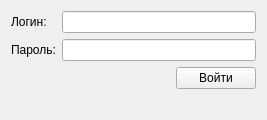
First picture: the form in ui_files/admin_sign_in.ui, repository gg-master/Cinema_prj, before the edit.
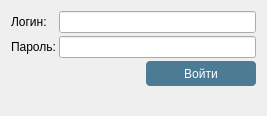
Second picture: the form after the edit. Icons and pictures are not drawn.

Commit message: Попробовал добавить стиль для окна прямо в ui-файл. Сделал только для главного окна и для входа администратора. Остальное не буду трогать.

```diff
--- a/ui_files/admin_sign_in.ui
+++ b/ui_files/admin_sign_in.ui
@@ -17,7 +17,28 @@
    <iconset>
     <normaloff>../system_image/log2.bmp</normaloff>../system_image/log2.bmp</iconset>
   </property>
+  <property name="styleSheet">
+   <string notr="true">QPushButton{
+    background-color: hsl(201, 32%, 44%);
+    border-radius: 4px;
+    color: white;
+    width: 110%;
+    height: 25px;
+}
+QPushButton:pressed{
+    background-color: hsl(200, 27%, 40%);
+}
+QPushButton:hover:!pressed{
+    background-color: hsl(200, 46%, 63%);
+}</string>
+  </property>
   <layout class="QVBoxLayout" name="verticalLayout">
+   <property name="spacing">
+    <number>3</number>
+   </property>
+   <property name="bottomMargin">
+    <number>0</number>
+   </property>
    <item>
     <layout class="QFormLayout" name="formLayout">
      <item row="0" column="0">
```
The commit also changes 2 other files.
